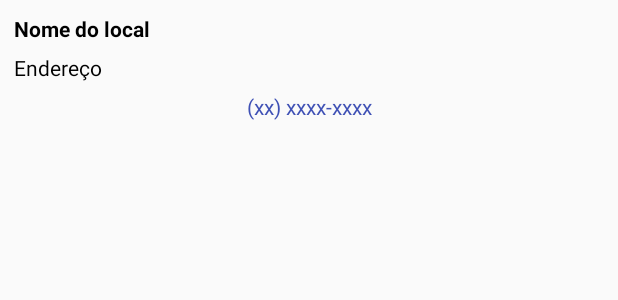
After one commit to together-project/together-button-android, an Android app: the layout service_item.xml on its own in the app's theme, with its tools: preview values and no code run, on a phone screen of 412 x 824 dp. The commit adds this screen. Shown: the top 300 px of the screen. Run offline under Robolectric (Android 15) with nearby library versions, the phone set to English and light mode, and no system bars.

Commit message:
feat(add new ones)

```diff
--- a/togetherbutton/src/main/AndroidManifest.xml
+++ b/togetherbutton/src/main/AndroidManifest.xml
@@ -3,4 +3,5 @@
     package="com.github.togetherproject.button">
 
     <uses-permission android:name="android.permission.CALL_PHONE" />
+    <uses-permission android:name="android.permission.READ_CONTACTS" />
 </manifest>
--- a/togetherbutton/src/main/java/com/github/togetherproject/button/TogetherButton.kt
+++ b/togetherbutton/src/main/java/com/github/togetherproject/button/TogetherButton.kt
@@ -1,14 +1,11 @@
 package com.github.togetherproject.button
 
 import androidx.appcompat.app.AppCompatActivity
-import com.github.togetherproject.button.Fragments.TogetherButtonFragment
-import com.github.togetherproject.button.Utils.PermissionUltis
-
+import com.github.togetherproject.button.fragments.TogetherButtonFragment
 
 class TogetherButton(private val context: AppCompatActivity) {
 
     fun show() {
-        PermissionUltis.requestPermissions(context.applicationContext)
         val togetherButtonFragment = TogetherButtonFragment()
         togetherButtonFragment.show(context.supportFragmentManager, togetherButtonFragment.tag)
     }
--- /dev/null
+++ b/togetherbutton/src/main/java/com/github/togetherproject/button/help_services/HelpAdapter.kt
@@ -0,0 +1,4 @@
+package com.github.togetherproject.button.help_services
+
+class HelpAdapter {
+}
--- /dev/null
+++ b/togetherbutton/src/main/java/com/github/togetherproject/button/help_services/HelpViewHolder.kt
@@ -0,0 +1 @@
+package com.github.togetherproject.button.help_services
--- a/togetherbutton/src/main/res/layout/screen_second.xml
+++ b/togetherbutton/src/main/res/layout/fragment_ask_for_help.xml
@@ -52,7 +52,7 @@
         android:layout_width="match_parent"
         android:layout_height="1dp"
         android:layout_marginStart="56dp"
-        android:layout_marginTop="18dp"
+        android:layout_marginTop="20dp"
         android:layout_marginEnd="56dp"
         android:background="@android:color/darker_gray"
         app:layout_constraintEnd_toEndOf="parent"
--- /dev/null
+++ b/togetherbutton/src/main/res/layout/service_item.xml
@@ -0,0 +1,43 @@
+<?xml version="1.0" encoding="utf-8"?>
+<androidx.constraintlayout.widget.ConstraintLayout xmlns:android="http://schemas.android.com/apk/res/android"
+    xmlns:app="http://schemas.android.com/apk/res-auto"
+    xmlns:tools="http://schemas.android.com/tools"
+    android:layout_width="match_parent"
+    android:layout_height="match_parent"
+    android:padding="6dp">
+
+    <TextView
+        android:id="@+id/placeName_text"
+        android:layout_width="0dp"
+        android:layout_height="wrap_content"
+        android:padding="3dp"
+        android:text="Nome do local"
+        android:textColor="#000000"
+        android:textStyle="bold"
+        app:layout_constraintEnd_toEndOf="parent"
+        app:layout_constraintStart_toStartOf="parent"
+        app:layout_constraintTop_toTopOf="parent" />
+
+    <TextView
+        android:id="@+id/placeAddress_text"
+        android:layout_width="0dp"
+        android:layout_height="wrap_content"
+        android:padding="3dp"
+        android:text="Endereço"
+        android:textColor="#000000"
+        app:layout_constraintEnd_toEndOf="parent"
+        app:layout_constraintStart_toStartOf="parent"
+        app:layout_constraintTop_toBottomOf="@+id/placeName_text" />
+
+    <TextView
+        android:id="@+id/placePhone_text"
+        android:layout_width="0dp"
+        android:layout_height="wrap_content"
+        android:gravity="center_horizontal"
+        android:padding="3dp"
+        android:text="(xx) xxxx-xxxx"
+        android:textColor="#3F51B5"
+        app:layout_constraintEnd_toEndOf="parent"
+        app:layout_constraintStart_toStartOf="parent"
+        app:layout_constraintTop_toBottomOf="@+id/placeAddress_text" />
+</androidx.constraintlayout.widget.ConstraintLayout>
```
Also changed, not shown: togetherbutton/src/main/java/com/github/togetherproject/button/Fragments/HomeFragment.kt (deleted, +0 -66 lines), togetherbutton/src/main/java/com/github/togetherproject/button/Utils/PermissionUltis.kt (deleted, +0 -25 lines), togetherbutton/src/main/java/com/github/togetherproject/button/fragments/AskForHelpFragment.kt (added, +72 -0 lines), togetherbutton/src/main/java/com/github/togetherproject/button/fragments/HelpServicesFragment.kt (added, +28 -0 lines), togetherbutton/src/main/java/com/github/togetherproject/button/fragments/HomeFragment.kt (added, +106 -0 lines), togetherbutton/src/main/java/com/github/togetherproject/button/fragments/TogetherButtonFragment.kt (renamed from togetherbutton/src/main/java/com/github/togetherproject/button/Fragments/TogetherButtonFragment.kt, +16 -6 lines), togetherbutton/src/main/java/com/github/togetherproject/button/utils/Extensions.kt (added, +11 -0 lines), togetherbutton/src/main/java/com/github/togetherproject/button/utils/PermissionUltis.kt (added, +28 -0 lines), togetherbutton/src/main/res/drawable/ic_arrow_back.xml (added, +9 -0 lines), togetherbutton/src/main/res/layout/together_header.xml (+10 -0 lines), togetherbutton/src/main/res/values/strings.xml (+8 -5 lines), togetherbutton/src/main/res/layout/fragment_help_services.xml (renamed from togetherbutton/src/main/res/layout/screen_third.xml).
